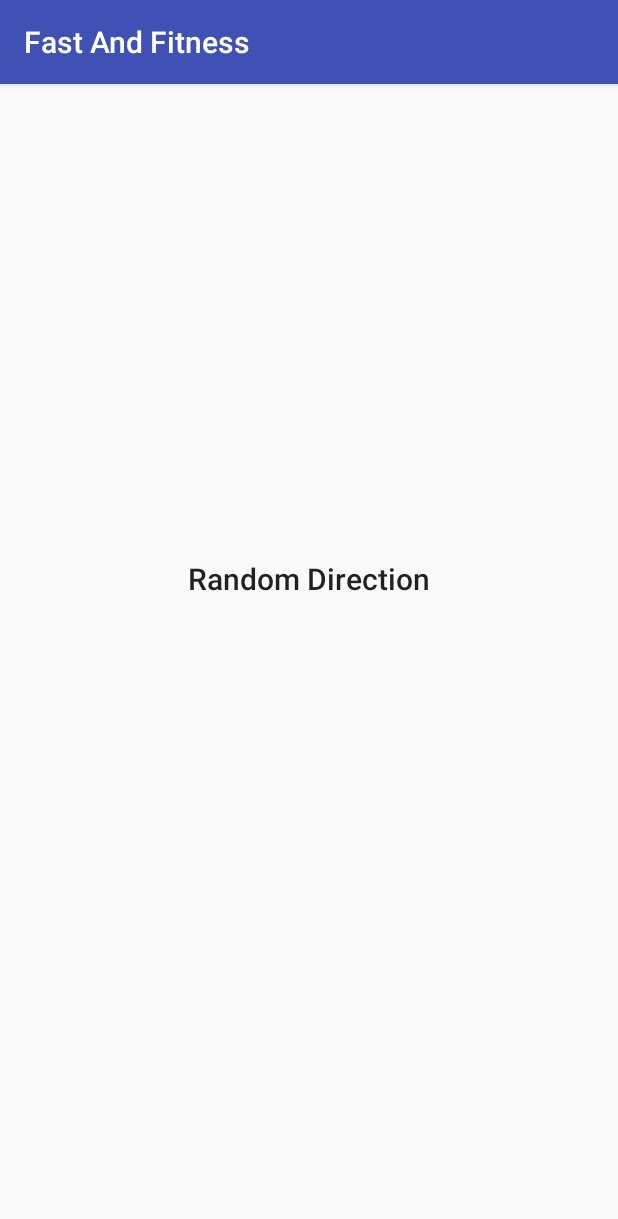
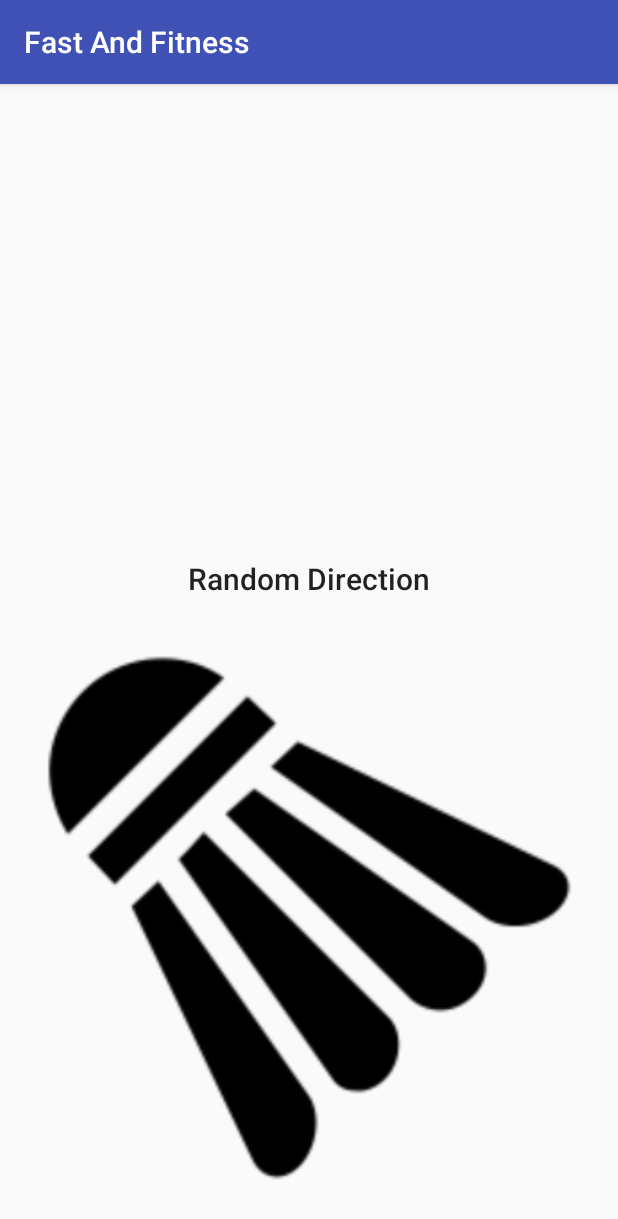
Before and after one commit to bluesky271/FastAndFitnessApp, an Android app: the RandomDirectionPageActivity screen opened directly, with no data from a screen before it, on a phone screen of 412 x 824 dp. Shown: the top 1219 px of the screen. Run offline under Robolectric (Android 15) with nearby library versions, the phone set to English and light mode, and no system bars.

Commit message:
Added imageView and assign random image to imageView on click

```diff
--- a/app/src/main/java/com/example/fastnfitness/fastandfitness/RandomDirectionPageActivity.java
+++ b/app/src/main/java/com/example/fastnfitness/fastandfitness/RandomDirectionPageActivity.java
@@ -1,13 +1,35 @@
 package com.example.fastnfitness.fastandfitness;
 
+import android.content.Context;
 import android.support.v7.app.AppCompatActivity;
 import android.os.Bundle;
+import android.widget.ImageView;
+
+import java.util.Random;
 
 public class RandomDirectionPageActivity extends AppCompatActivity {
+
+    final Random random = new Random();
 
     @Override
     protected void onCreate(Bundle savedInstanceState) {
         super.onCreate(savedInstanceState);
         setContentView(R.layout.random_direction_page);
+
+        final ImageView img = findViewById(R.id.imageViewExampleId);
+        final String imageFileName = "random_arrow_" + random.nextInt(4);
+        img.setImageDrawable(
+                getResources().getDrawable(getResourceID(imageFileName, getApplicationContext()))
+        );
+    }
+
+    protected static int getResourceID(final String resName, final Context ctx) {
+        final int ResourceID = ctx.getResources().getIdentifier(resName, "drawable", ctx.getApplicationInfo().packageName);
+        if (ResourceID == 0) {
+            throw new IllegalArgumentException("No resource string found with name: " + resName);
+        }
+        else {
+            return ResourceID;
+        }
     }
 }
--- a/app/src/main/res/layout/random_direction_page.xml
+++ b/app/src/main/res/layout/random_direction_page.xml
@@ -21,4 +21,17 @@
         app:layout_constraintTop_toTopOf="parent"
         app:layout_constraintVertical_bias="1.0" />
 
+    <ImageView
+        android:id="@+id/imageViewExampleId"
+        android:layout_width="358dp"
+        android:layout_height="377dp"
+        android:layout_marginBottom="8dp"
+        android:layout_marginEnd="8dp"
+        android:layout_marginStart="8dp"
+        android:layout_marginTop="8dp"
+        app:layout_constraintBottom_toBottomOf="parent"
+        app:layout_constraintEnd_toEndOf="parent"
+        app:layout_constraintStart_toStartOf="parent"
+        app:layout_constraintTop_toBottomOf="@+id/textView"/>
+
 </android.support.constraint.ConstraintLayout>
```
Also changed, not shown: app/src/main/res/drawable/random_arrow_0.png (added), app/src/main/res/drawable/random_arrow_1.png (added), app/src/main/res/drawable/random_arrow_2.png (added), app/src/main/res/drawable/random_arrow_3.png (added).
